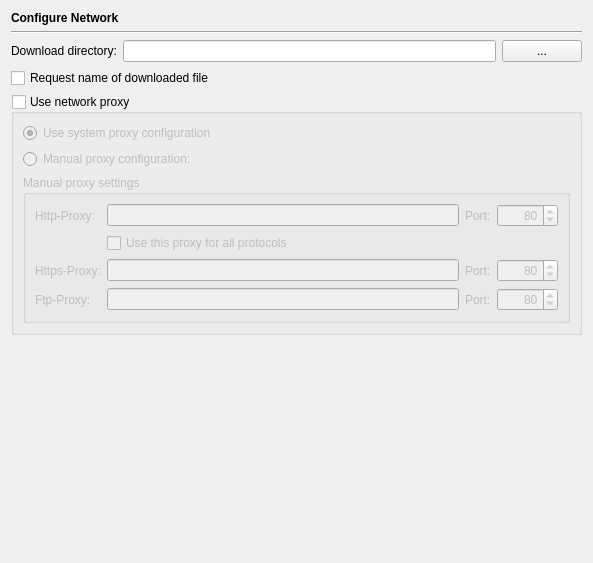
Qt form Preferences/ConfigurationPages/NetworkPage.ui (testmana2/test) before a commit.
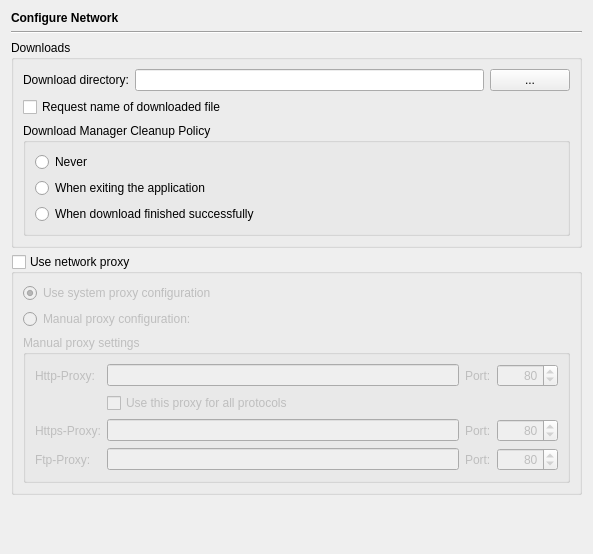
The same form after that commit.

Commit message: Added a download manager to the web browser.

The edit to the form file:
```diff
--- a/Preferences/ConfigurationPages/NetworkPage.ui
+++ b/Preferences/ConfigurationPages/NetworkPage.ui
@@ -7,10 +7,10 @@
     <x>0</x>
     <y>0</y>
     <width>589</width>
-    <height>563</height>
+    <height>554</height>
    </rect>
   </property>
-  <layout class="QVBoxLayout" name="verticalLayout_2">
+  <layout class="QVBoxLayout" name="verticalLayout_4">
    <item>
     <widget class="QLabel" name="headerLabel">
      <property name="text">
@@ -32,6 +32,12 @@
     </widget>
    </item>
    <item>
+    <widget class="QGroupBox" name="groupBox_2">
+     <property name="title">
+      <string>Downloads</string>
+     </property>
+     <layout class="QVBoxLayout" name="verticalLayout_3">
+      <item>
     <layout class="QHBoxLayout" name="horizontalLayout">
      <item>
       <widget class="QLabel" name="label_6">
@@ -70,6 +76,48 @@
     </widget>
    </item>
    <item>
+       <widget class="QGroupBox" name="groupBox_3">
+        <property name="title">
+         <string>Download Manager Cleanup Policy</string>
+        </property>
+        <layout class="QVBoxLayout" name="verticalLayout_2">
+         <item>
+          <widget class="QRadioButton" name="cleanupNeverButton">
+           <property name="toolTip">
+            <string>Select to never cleanup automatically</string>
+           </property>
+           <property name="text">
+            <string>Never</string>
+           </property>
+          </widget>
+         </item>
+         <item>
+          <widget class="QRadioButton" name="cleanupExitButton">
+           <property name="toolTip">
+            <string>Select to cleanup upon exiting</string>
+           </property>
+           <property name="text">
+            <string>When exiting the application</string>
+           </property>
+          </widget>
+         </item>
+         <item>
+          <widget class="QRadioButton" name="cleanupSuccessfulButton">
+           <property name="toolTip">
+            <string>Select to cleanup after a successful download</string>
+           </property>
+           <property name="text">
+            <string>When download finished successfully</string>
+           </property>
+          </widget>
+         </item>
+        </layout>
+       </widget>
+      </item>
+     </layout>
+    </widget>
+   </item>
+   <item>
     <widget class="QGroupBox" name="proxyGroup">
      <property name="toolTip">
       <string>Select to use a web proxy</string>
```
Left out of the diff: 3 changed lines with no effect on the pictures. Lines whose indentation alone changed are shown as unchanged. The commit also changes 41 other files.
